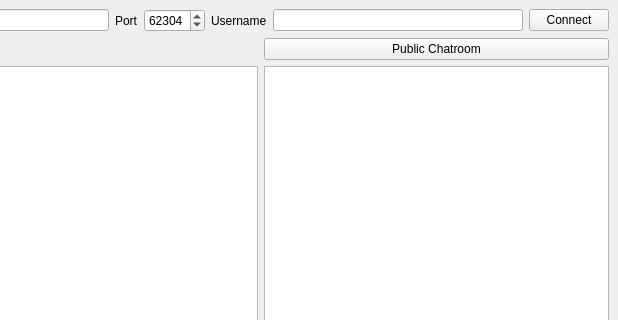
Old version of the form htlchatclient.ui in the repository andyboeh/htlChatClient; both pictures show x 182 to 800 and y 0 to 320 of the 800 by 600 pixel window.
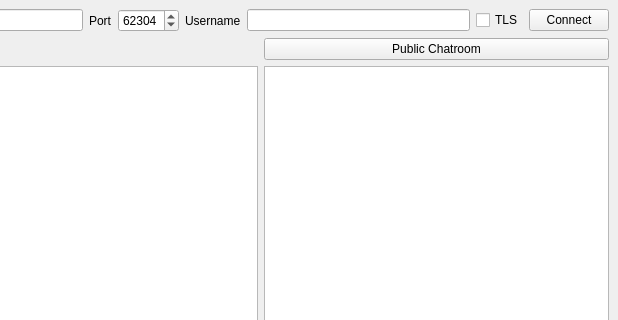
New version of the form.

Commit message: Checkbox to disbale encryption

Patch:
```diff
--- a/htlchatclient.ui
+++ b/htlchatclient.ui
@@ -58,6 +58,13 @@
       <item>
        <widget class="QLineEdit" name="editUsername"/>
       </item>
+      <item>
+       <widget class="QCheckBox" name="chkTls">
+        <property name="text">
+         <string>TLS</string>
+        </property>
+       </widget>
+      </item>
       <item>
        <widget class="QPushButton" name="btnConnect">
         <property name="text">
```
Left out of the diff: 1 changed line with no effect on the pictures. The commit also changes 1 other file.
